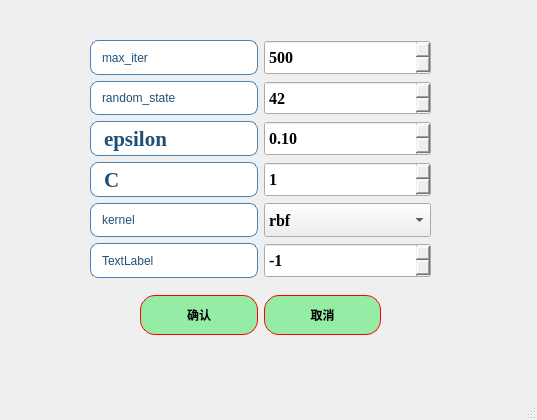
The window that ui/algorithms3_SVM_para.ui (azhongege24/predict_first) describes before a commit, drawn with Qt 5.
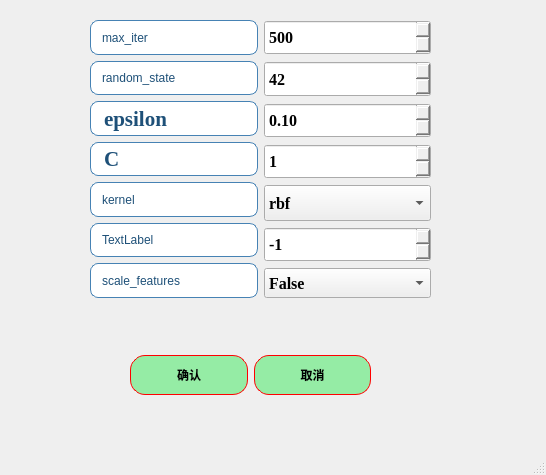
The same window after the commit.

Commit message: 今天把剩下的到ET算法中的scales_features参数设置加入完成，并且相应把保存模型的功能添加一直到ET算法为止

The edit to the form file:
```diff
--- a/ui/algorithms3_SVM_para.ui
+++ b/ui/algorithms3_SVM_para.ui
@@ -6,8 +6,8 @@
    <rect>
     <x>0</x>
     <y>0</y>
-    <width>537</width>
-    <height>420</height>
+    <width>546</width>
+    <height>475</height>
    </rect>
   </property>
   <property name="windowTitle">
@@ -17,8 +17,8 @@
    <widget class="QWidget" name="layoutWidget">
     <property name="geometry">
      <rect>
-      <x>140</x>
-      <y>290</y>
+      <x>130</x>
+      <y>350</y>
       <width>241</width>
       <height>51</height>
      </rect>
@@ -92,9 +92,9 @@
     <property name="geometry">
      <rect>
       <x>90</x>
-      <y>40</y>
+      <y>20</y>
       <width>341</width>
-      <height>238</height>
+      <height>278</height>
      </rect>
     </property>
     <layout class="QHBoxLayout" name="horizontalLayout_2">
@@ -286,6 +286,34 @@
          </property>
         </widget>
        </item>
+       <item>
+        <widget class="QLabel" name="label_4">
+         <property name="styleSheet">
+          <string notr="true">QLabel {
+    border: 1px solid rgb(70, 130, 180);   /* 增强为科研蓝边框，参考Nature期刊图表色 */
+    border-radius: 8px;
+    padding: 4px 8px;
+    background-color: rgb(255, 255, 255);  /* 纯白背景提升对比度 */
+    color: rgb(30, 80, 120);               /* 深海军蓝文字，对比度达8:1 */
+    font: bold 16pt &quot;Times New Roman&quot;;     
+    qproperty-alignment: 'AlignCenter';
+    /* 强化阴影效果 */
+}
+
+QLabel:hover {
+    border-color: rgb(0, 100, 180);        /* 悬停时使用更高饱和的科研蓝 */
+    background-color: rgb(240, 248, 255);  /* 极浅蓝悬停反馈 */
+}
+
+QLabel:pressed {
+    background-color: rgb(220, 240, 255);  /* 按压状态模拟墨水渗透效果 */
+}</string>
+         </property>
+         <property name="text">
+          <string>scale_features</string>
+         </property>
+        </widget>
+       </item>
       </layout>
      </item>
      <item>
@@ -524,6 +552,34 @@
          </property>
         </widget>
        </item>
+       <item>
+        <widget class="QComboBox" name="comboBox_scale_features">
+         <property name="minimumSize">
+          <size>
+           <width>0</width>
+           <height>30</height>
+          </size>
+         </property>
+         <property name="font">
+          <font>
+           <family>Times New Roman</family>
+           <pointsize>12</pointsize>
+           <weight>75</weight>
+           <bold>true</bold>
+          </font>
+         </property>
+         <item>
+          <property name="text">
+           <string>False</string>
+          </property>
+         </item>
+         <item>
+          <property name="text">
+           <string>True</string>
+          </property>
+         </item>
+        </widget>
+       </item>
       </layout>
      </item>
     </layout>
```
Left out of the diff: 2 changed lines with no effect on the pictures. The commit also changes 18 other files.
